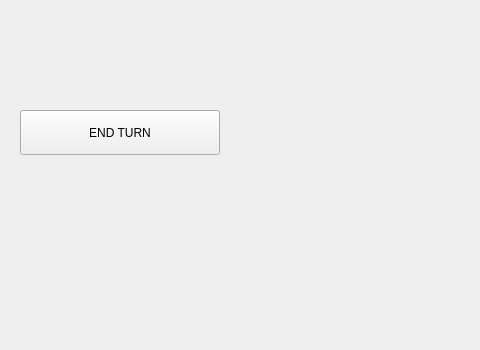
The window that THE-GAME/GameWindow.ui (Khaens/THE-GAME) describes before a commit, drawn with Qt 5; both pictures show x 0 to 480 and y 90 to 440 of the 1367 by 768 pixel window.
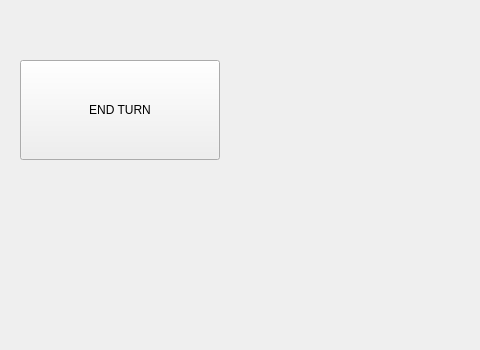
The same window after the commit.

Commit message: Stylized some more elements in GameWindow.ui and added profile picture support

Diff of the .ui file:
```diff
--- a/THE-GAME/GameWindow.ui
+++ b/THE-GAME/GameWindow.ui
@@ -477,9 +477,9 @@
     <property name="geometry">
      <rect>
       <x>20</x>
-      <y>200</y>
+      <y>150</y>
       <width>200</width>
-      <height>45</height>
+      <height>100</height>
      </rect>
     </property>
     <property name="text">
@@ -490,9 +490,9 @@
     <property name="geometry">
      <rect>
       <x>20</x>
-      <y>250</y>
+      <y>280</y>
       <width>200</width>
-      <height>75</height>
+      <height>100</height>
      </rect>
     </property>
     <property name="text">
```
Left out of the diff: 26 changed lines with no effect on the pictures. The commit also changes 8 other files.
